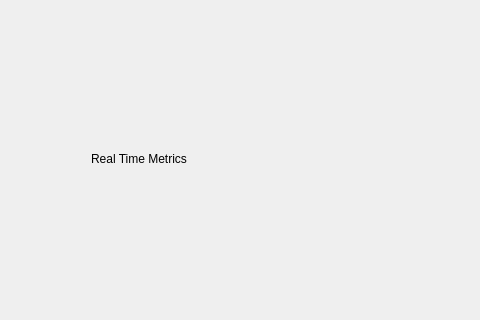
First picture: the form in MainWindow.ui, repository DevelopmentGaggle/HACKMIT-22, before the edit; both pictures show x 0 to 480 and y 151 to 471 of the 804 by 623 pixel window.
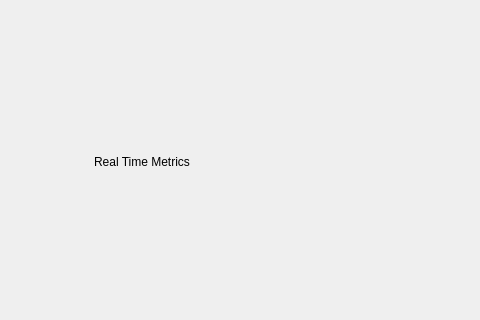
Second picture: the form after the edit.

Patch:
```diff
--- a/MainWindow.ui
+++ b/MainWindow.ui
@@ -17,6 +17,15 @@
    <layout class="QHBoxLayout" name="horizontalLayout_2" stretch="4,8">
     <item>
      <layout class="QVBoxLayout" name="verticalLayout_3">
+      <property name="leftMargin">
+       <number>6</number>
+      </property>
+      <property name="topMargin">
+       <number>6</number>
+      </property>
+      <property name="bottomMargin">
+       <number>0</number>
+      </property>
       <item>
        <widget class="QLabel" name="Title">
         <property name="sizePolicy">
```
Left out of the diff: 5 changed lines with no effect on the pictures.
